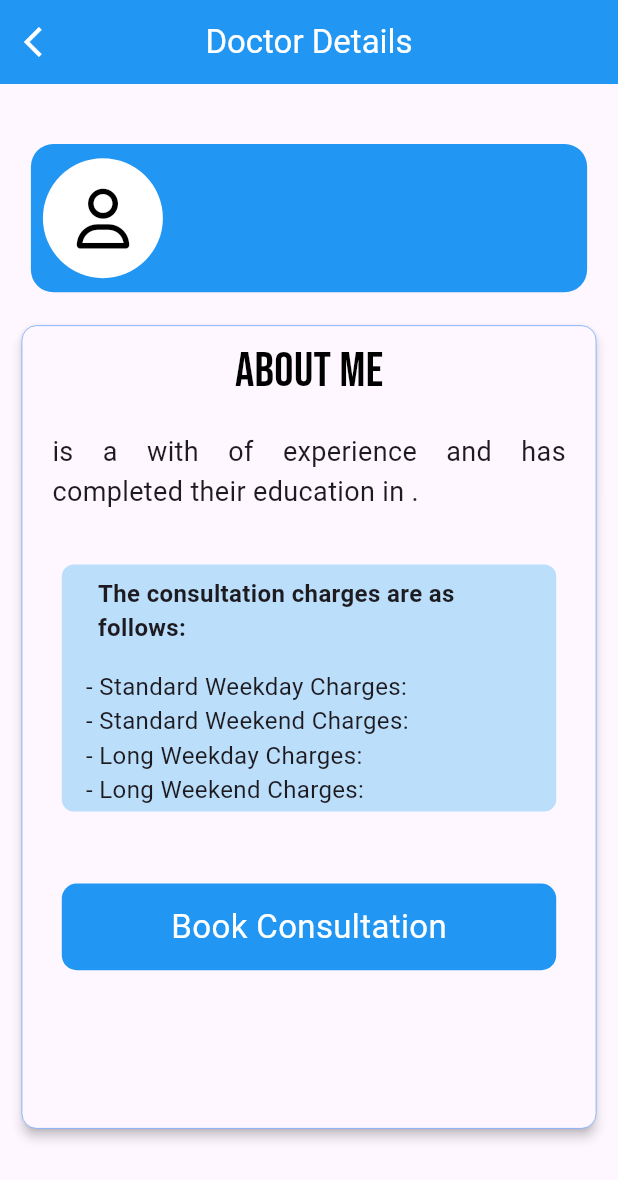
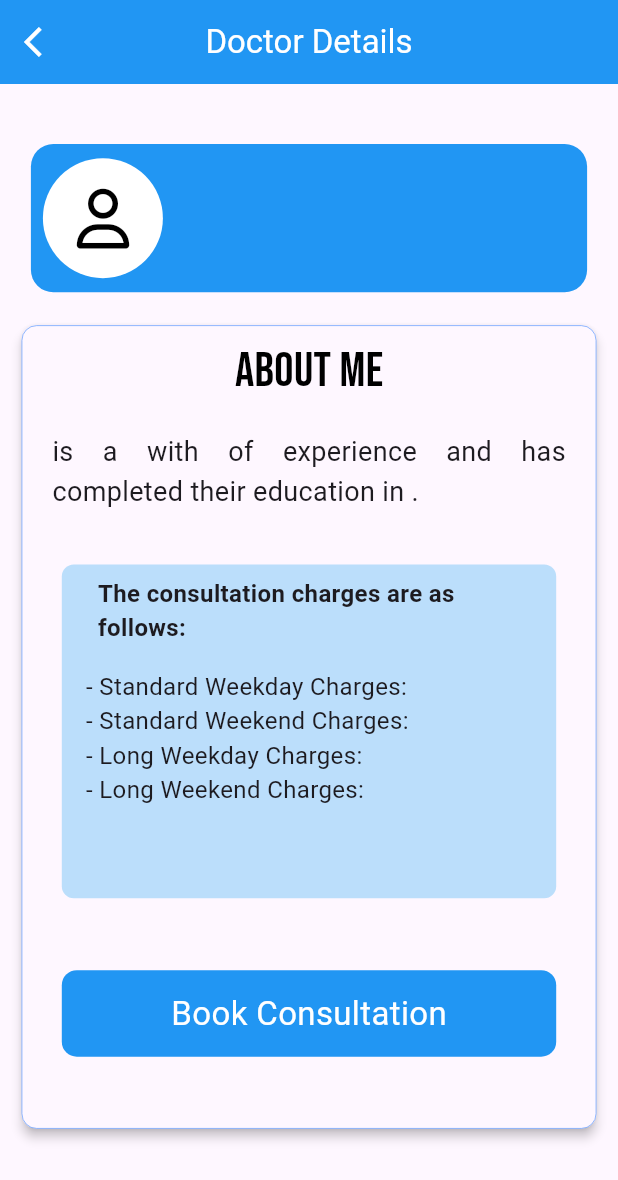
Before and after one commit to MahnoorAshraf/Gungahlinmedicalpractice, a Flutter app: the doctordetailspage screen opened directly with empty values, on a phone screen of 412 x 824 dp. Shown: the top 1180 px of the screen. Run offline on Flutter 3.47's test engine with Material 3 defaults, Android fonts, the phone set to English and light mode, and no system bars; our stand-ins replace fluttertoast, font_awesome_flutter, google_fonts, shared_preferences; missing offline and left inert: flutter_stripe; accounts and stored records are empty; network calls fail.

Commit message:
Update doctordetailspage.dart

```diff
--- a/DoctorUi-main/lib/screens/doctordetailspage.dart
+++ b/DoctorUi-main/lib/screens/doctordetailspage.dart
@@ -119,7 +119,7 @@ class doctordetailspage extends StatelessWidget {
                                           textAlign: TextAlign.justify),
                                 ),
                                 Container(
-                                  height: screenHeight * 0.2,
+                                  height: screenHeight * 0.27,
                                                           width: screenWidth * 0.8,
                                   padding: EdgeInsets.only(
                                       bottom: 8, left: 16, right: 16),
```
